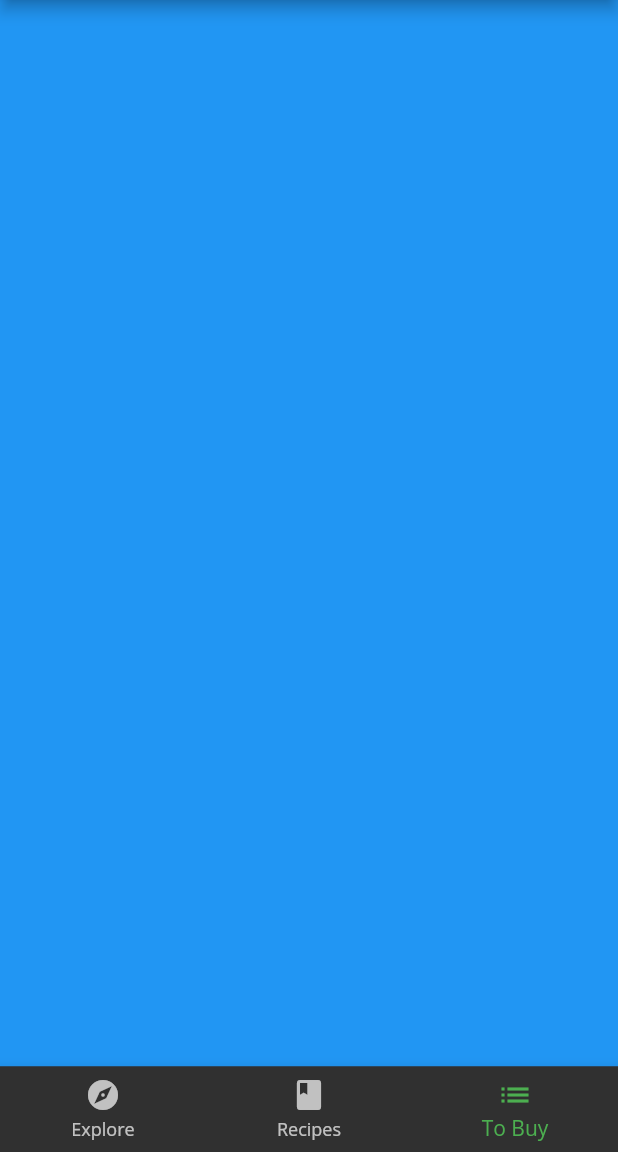
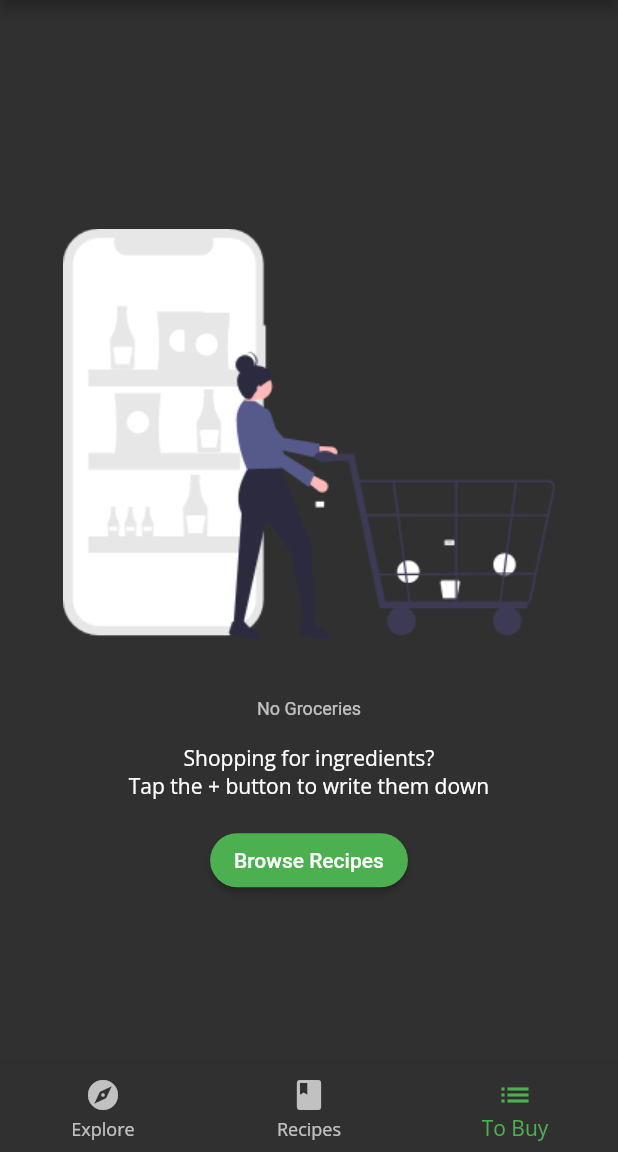
Before and after one commit to oozoemenam/foodbook, a Flutter app: the screen it shows after launch, item 3 of the bottom bar chosen, on a phone screen of 412 x 824 dp, the part 84-1236 px from its top. Run offline on Flutter 3.47's test engine with Material 2 defaults, Android fonts, the phone set to English and light mode, and no system bars; our stand-ins replace google_fonts.

Commit message:
empty grocery screen

```diff
--- a/lib/home.dart
+++ b/lib/home.dart
@@ -1,6 +1,7 @@
 import 'package:flutter/material.dart';
 
 import 'screens/explore_screen.dart';
+import 'screens/grocery_screen.dart';
 import 'screens/recipes_screen.dart';
 
 class Home extends StatefulWidget {
@@ -14,8 +15,7 @@ class _HomeState extends State<Home> {
   static List<Widget> screens = <Widget>[
     ExploreScreen(),
     RecipesScreen(),
-    // const Card3(),
-    Container(color: Colors.blue),
+    const GroceryScreen(),
   ];
 
   int _selectedIndex = 0;
--- a/lib/models/models.dart
+++ b/lib/models/models.dart
@@ -1,4 +1,5 @@
+export 'explore_data.dart';
 export 'explore_recipe.dart';
+export 'grocery_item.dart';
 export 'post.dart';
 export 'simple_recipe.dart';
-export 'explore_data.dart';
--- /dev/null
+++ b/lib/screens/empty_grocery_screen.dart
@@ -0,0 +1,48 @@
+import 'package:flutter/material.dart';
+
+class EmptyGroceryScreen extends StatelessWidget {
+  const EmptyGroceryScreen({super.key});
+
+  @override
+  Widget build(BuildContext context) {
+    return Padding(
+      padding: const EdgeInsets.all(30),
+      child: Center(
+        child: Column(
+          mainAxisAlignment: MainAxisAlignment.center,
+          children: [
+            Flexible(
+              child: AspectRatio(
+                aspectRatio: 1 / 1,
+                child: Image.asset('assets/empty_list.png'),
+              ),
+            ),
+            Text('No Groceries', style: Theme.of(context).textTheme.bodySmall),
+            const SizedBox(
+              height: 16,
+            ),
+            const Text(
+              'Shopping for ingredients? \n'
+              'Tap the + button to write them down',
+              textAlign: TextAlign.center,
+            ),
+            const SizedBox(
+              height: 16,
+            ),
+            MaterialButton(
+              textColor: Colors.white,
+              shape: RoundedRectangleBorder(
+                borderRadius: BorderRadius.circular(30),
+              ),
+              color: Colors.green,
+              onPressed: () {
+                // Go to recipes tab
+              },
+              child: const Text('Browse Recipes'),
+            )
+          ],
+        ),
+      ),
+    );
+  }
+}
--- /dev/null
+++ b/lib/screens/grocery_screen.dart
@@ -0,0 +1,12 @@
+import 'package:flutter/material.dart';
+
+import 'empty_grocery_screen.dart';
+
+class GroceryScreen extends StatelessWidget {
+  const GroceryScreen({super.key});
+
+  @override
+  Widget build(BuildContext context) {
+    return const EmptyGroceryScreen();
+  }
+}
--- a/pubspec.yaml
+++ b/pubspec.yaml
@@ -11,6 +11,7 @@ dependencies:
   flutter:
     sdk: flutter
   google_fonts: ^5.1.0
+  provider: ^6.0.5
 
 dev_dependencies:
   flutter_test:
```
Also changed, not shown: lib/models/grocery_item.dart (added, +39 -0 lines), assets/empty_list.png (added), pubspec.lock.
